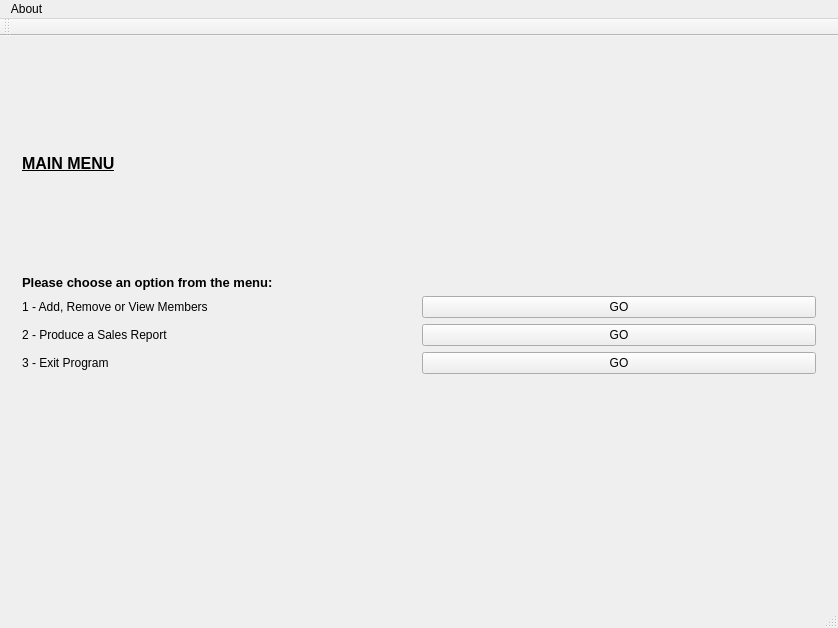
The window that mainwindow.ui (mronfire/Project-1---Warehouse-Manager) describes before a commit, drawn with Qt 5.
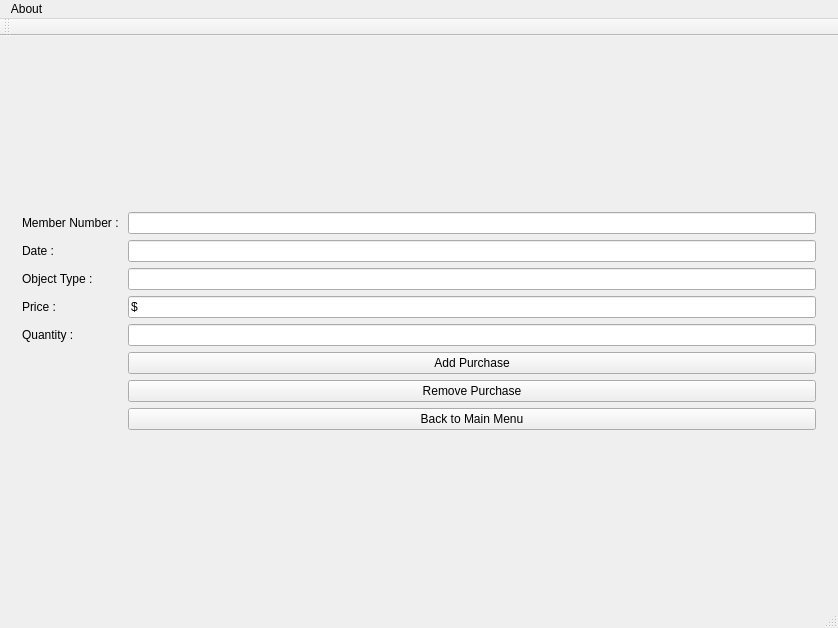
The same window after the commit.

Patch:
```diff
--- a/mainwindow.ui
+++ b/mainwindow.ui
@@ -24,7 +24,7 @@
     <item row="0" column="0">
      <widget class="QStackedWidget" name="stackedWidget">
       <property name="currentIndex">
-       <number>1</number>
+       <number>5</number>
       </property>
       <widget class="QWidget" name="loginPage">
        <layout class="QGridLayout" name="gridLayout_4">
@@ -177,10 +177,10 @@
             </property>
            </widget>
           </item>
-          <item row="8" column="0">
+          <item row="9" column="0">
            <widget class="QLabel" name="label_4">
             <property name="text">
-             <string>3 - Exit Program</string>
+             <string>4 - Exit Program</string>
             </property>
            </widget>
           </item>
@@ -191,7 +191,7 @@
             </property>
            </widget>
           </item>
-          <item row="9" column="1">
+          <item row="10" column="1">
            <spacer name="verticalSpacer_6">
             <property name="orientation">
              <enum>Qt::Vertical</enum>
@@ -204,10 +204,10 @@
             </property>
            </spacer>
           </item>
-          <item row="8" column="1">
+          <item row="9" column="1">
            <widget class="QPushButton" name="pushButton_3">
             <property name="text">
-             <string>GO</string>
+             <string>EXIT</string>
             </property>
            </widget>
           </item>
@@ -525,6 +525,89 @@
         </item>
        </layout>
       </widget>
+      <widget class="QWidget" name="AddPuchasePage">
+       <layout class="QGridLayout" name="gridLayout_13">
+        <item row="0" column="0">
+         <layout class="QGridLayout" name="gridLayout_12">
+          <item row="5" column="1">
+           <widget class="QPushButton" name="pushButton_2">
+            <property name="text">
+             <string>Add Purchase</string>
+            </property>
+           </widget>
+          </item>
+          <item row="1" column="0">
+           <widget class="QLabel" name="label_7">
+            <property name="text">
+             <string>Date :</string>
+            </property>
+           </widget>
+          </item>
+          <item row="1" column="1">
+           <widget class="QLineEdit" name="dateLineEdit"/>
+          </item>
+          <item row="6" column="1">
+           <widget class="QPushButton" name="pushButton_4">
+            <property name="text">
+             <string>Remove Purchase</string>
+            </property>
+           </widget>
+          </item>
+          <item row="2" column="1">
+           <widget class="QLineEdit" name="objTypeLineEdit"/>
+          </item>
+          <item row="2" column="0">
+           <widget class="QLabel" name="label_8">
+            <property name="text">
+             <string>Object Type :</string>
+            </property>
+           </widget>
+          </item>
+          <item row="0" column="0">
+           <widget class="QLabel" name="label_6">
+            <property name="text">
+             <string>Member Number : </string>
+            </property>
+           </widget>
+          </item>
+          <item row="3" column="1">
+           <widget class="QLineEdit" name="priceLineEdit">
+            <property name="text">
+             <string>$</string>
+            </property>
+           </widget>
+          </item>
+          <item row="7" column="1">
+           <widget class="QPushButton" name="pushButton_5">
+            <property name="text">
+             <string>Back to Main Menu</string>
+            </property>
+           </widget>
+          </item>
+          <item row="0" column="1">
+           <widget class="QLineEdit" name="nameLineEdit"/>
+          </item>
+          <item row="4" column="1">
+           <widget class="QLineEdit" name="quantLineEdit"/>
+          </item>
+          <item row="3" column="0">
+           <widget class="QLabel" name="label_9">
+            <property name="text">
+             <string>Price :</string>
+            </property>
+           </widget>
+          </item>
+          <item row="4" column="0">
+           <widget class="QLabel" name="label_10">
+            <property name="text">
+             <string>Quantity :</string>
+            </property>
+           </widget>
+          </item>
+         </layout>
+        </item>
+       </layout>
+      </widget>
      </widget>
     </item>
    </layout>
```
Left out of the diff: 14 changed lines with no effect on the pictures.
